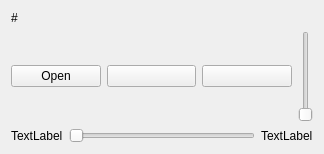
Old version of the form TournamentManager/soundplayer.ui in the repository BarsukAlexey/xelarogi.
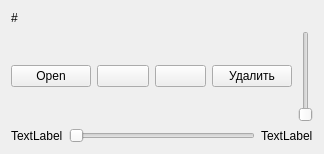
New version of the form.

The edit to the form file:
```diff
--- a/TournamentManager/soundplayer.ui
+++ b/TournamentManager/soundplayer.ui
@@ -13,6 +13,9 @@
   <property name="windowTitle">
    <string>Form</string>
   </property>
+  <property name="autoFillBackground">
+   <bool>true</bool>
+  </property>
   <layout class="QGridLayout" name="gridLayout">
    <item row="1" column="0">
     <layout class="QHBoxLayout" name="horizontalLayout">
@@ -37,6 +40,13 @@
        </property>
       </widget>
      </item>
+     <item>
+      <widget class="QPushButton" name="pushButtonDelete">
+       <property name="text">
+        <string>Удалить</string>
+       </property>
+      </widget>
+     </item>
      <item>
       <widget class="QSlider" name="sliderVolume">
        <property name="orientation">
```
